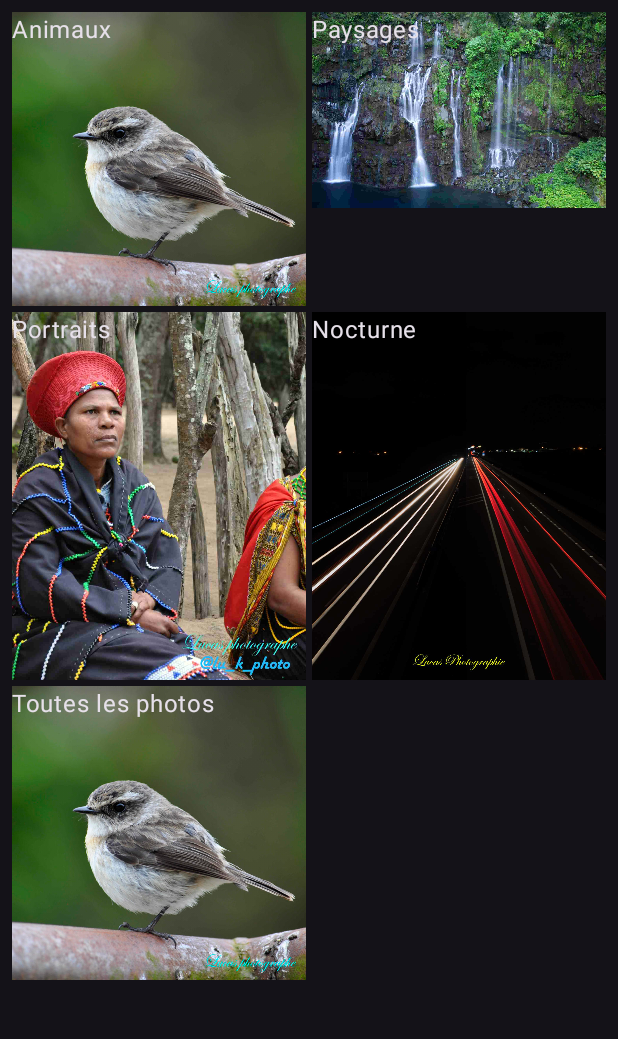
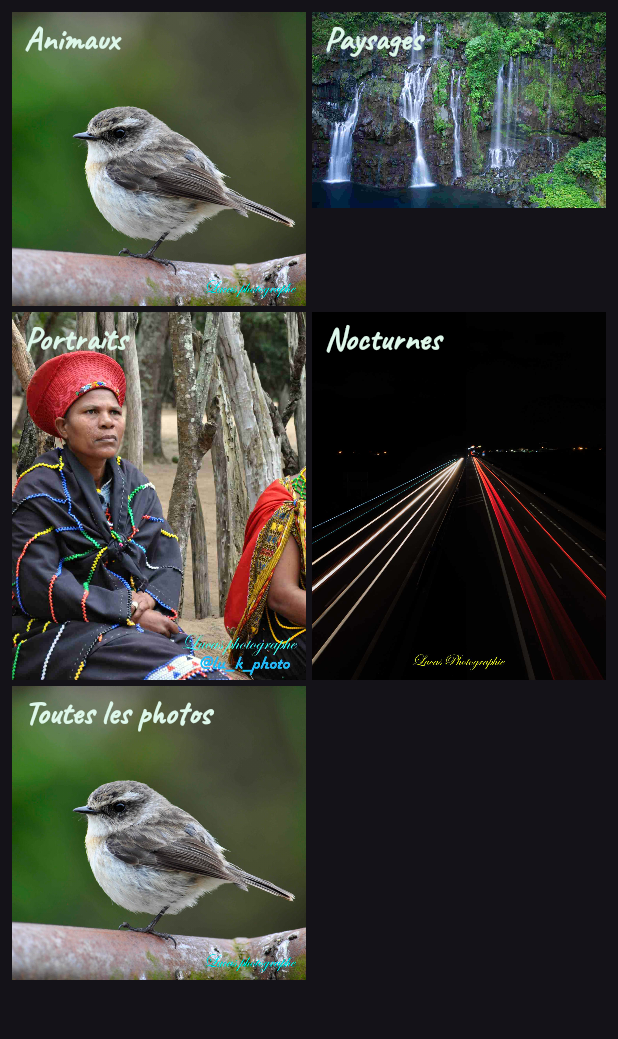
Before and after one commit to Loicas38/android_gallerie, an Android app built with Jetpack Compose: the screen it shows after launch (MainActivity), on a phone screen of 412 x 824 dp, the part 84-1123 px from its top. Run offline under Robolectric (Android 15) with nearby library versions, the phone set to English and light mode, and no system bars.

Commit message:
Changement de police pour les noms des galleries et top app bar clicables ppour les autres que la grille des galleries

```diff
--- a/app/src/main/java/com/example/gallerie/galleriesGrid.kt
+++ b/app/src/main/java/com/example/gallerie/galleriesGrid.kt
@@ -21,10 +21,12 @@ import androidx.compose.runtime.mutableStateOf
 import androidx.compose.runtime.remember
 import androidx.compose.runtime.setValue
 import androidx.compose.ui.Modifier
+import androidx.compose.ui.graphics.Color
 import androidx.compose.ui.res.dimensionResource
 import androidx.compose.ui.res.painterResource
 import androidx.compose.ui.res.stringResource
 import androidx.compose.ui.text.style.TextAlign
+import androidx.compose.ui.unit.dp
 import com.example.gallerie.data.Datasource
 import com.example.gallerie.data.RecordData
 import com.example.gallerie.model.DisplayMode
@@ -32,7 +34,9 @@ import com.example.gallerie.model.DisplayMode
 @Composable
 fun MainGalleriesGrid(data: RecordData) {
     Scaffold (
-        topBar = {GalleriesGridTopAppBar()}
+        topBar = {
+            GalleriesGridTopAppBar()
+        }
     ){
         GalleriesGrid(data = data, it)
     }
@@ -100,7 +104,10 @@ fun GalleriesGrid(data: RecordData, space: PaddingValues){
                 )
 
                 Text(
-                    text = stringResource(it.galleryName)
+                    text = stringResource(it.galleryName),
+                    modifier = Modifier.padding(start = 8.dp, top = 4.dp),
+                    style = MaterialTheme.typography.displaySmall,
+                    color = Color(221, 247, 234, 255)
                 )
             }
         }
--- a/app/src/main/java/com/example/gallerie/pictureDetails.kt
+++ b/app/src/main/java/com/example/gallerie/pictureDetails.kt
@@ -2,6 +2,7 @@ package com.example.gallerie
 
 import androidx.compose.foundation.Image
 import androidx.compose.foundation.background
+import androidx.compose.foundation.clickable
 import androidx.compose.foundation.layout.Column
 import androidx.compose.foundation.layout.PaddingValues
 import androidx.compose.foundation.layout.fillMaxWidth
@@ -46,6 +47,10 @@ fun MainPictureDetails(data: RecordData) {
 @OptIn(ExperimentalMaterial3Api::class)
 @Composable
 fun PictureDetailsTopAppBar(data: RecordData) {
+    var mode by remember {
+        mutableStateOf(1)
+    }
+
     CenterAlignedTopAppBar(
         title = {
             Text(
@@ -54,9 +59,17 @@ fun PictureDetailsTopAppBar(data: RecordData) {
                 textAlign = TextAlign.Center,
                 modifier = Modifier
                     .fillMaxWidth(1f)
+                    .clickable {
+                        data.mode = DisplayMode.PICTURES_GRID;
+                        mode = 2
+                    }
             )
         }
     )
+
+    if(mode != 1) {
+        GalleryApp()
+    }
 
 }
 
--- a/app/src/main/java/com/example/gallerie/picturesGrid.kt
+++ b/app/src/main/java/com/example/gallerie/picturesGrid.kt
@@ -1,20 +1,16 @@
 package com.example.gallerie
 
-import android.content.ClipData.Item
 import androidx.compose.foundation.Image
-import androidx.compose.foundation.background
 import androidx.compose.foundation.clickable
 import androidx.compose.foundation.layout.Arrangement
 import androidx.compose.foundation.layout.Column
 import androidx.compose.foundation.layout.PaddingValues
 import androidx.compose.foundation.layout.fillMaxWidth
 import androidx.compose.foundation.layout.padding
-import androidx.compose.foundation.layout.wrapContentSize
 import androidx.compose.foundation.lazy.staggeredgrid.LazyVerticalStaggeredGrid
 import androidx.compose.foundation.lazy.staggeredgrid.StaggeredGridCells
 import androidx.compose.foundation.lazy.staggeredgrid.items
 import androidx.compose.foundation.shape.RoundedCornerShape
-import androidx.compose.material3.Button
 import androidx.compose.material3.Card
 import androidx.compose.material3.CenterAlignedTopAppBar
 import androidx.compose.material3.ExperimentalMaterial3Api
@@ -26,18 +22,14 @@ import androidx.compose.runtime.getValue
 import androidx.compose.runtime.mutableStateOf
 import androidx.compose.runtime.remember
 import androidx.compose.runtime.setValue
-import androidx.compose.ui.Alignment
 import androidx.compose.ui.Modifier
 import androidx.compose.ui.draw.clip
-import androidx.compose.ui.graphics.Color
 import androidx.compose.ui.res.painterResource
 import androidx.compose.ui.res.stringResource
 import androidx.compose.ui.text.style.TextAlign
 import androidx.compose.ui.unit.dp
-import com.example.gallerie.data.Datasource
 import com.example.gallerie.data.RecordData
 import com.example.gallerie.model.DisplayMode
-import com.example.gallerie.model.Picture
 
 
 @Composable
@@ -67,7 +59,7 @@ fun PicturesGridTopAppBar(data: RecordData) {
                 modifier = Modifier
                     .fillMaxWidth(1f)
                     .clickable {
-                        data.mode = DisplayMode.PICTURES_GRID;
+                        data.mode = DisplayMode.GALLERIES_GRID;
                         mode = 2
                     }
             )
--- a/app/src/main/java/com/example/gallerie/ui/theme/Type.kt
+++ b/app/src/main/java/com/example/gallerie/ui/theme/Type.kt
@@ -38,6 +38,12 @@ val Typography = Typography(
         fontFamily = Caveat,
         fontWeight = FontWeight.Normal,
         fontSize = 35.sp
+    ),
+
+    displaySmall = TextStyle(
+        fontFamily = Caveat,
+        fontWeight = FontWeight.Bold,
+        fontSize = 22.sp
     )
 
         /* Other default text styles to override
--- a/app/src/main/res/values/strings.xml
+++ b/app/src/main/res/values/strings.xml
@@ -4,22 +4,22 @@
     <string name="galleries_grid_top_app_bar">Gallerie de Lucas</string>
     <string name="picture_details_top_app_bar">Présentation de la photo</string>
 
-    <string name="tarnier">tarnier de la Réunion</string>
+    <string name="tarnier">tarnier de la Réunion, observé à la cascade de Takamaka</string>
     <string name="oiseau_afrique">petit oiseau africain dans le parc Kruger</string>
     <string name="oiseau_poisson">petit oiseau Africain vu à sainte Lucie</string>
     <string name="elephant">éléphant aperçu dans le parc Kruger</string>
     <string name="koudou">Koudou</string>
-    <string name="cascade">Cascade</string>
-    <string name="brindille">Brindille</string>
-    <string name="hipopotame">hipopotame</string>
-    <string name="gecko">gecko</string>
-    <string name="crocodile">crocodile</string>
+    <string name="cascade">Cascade Langevin à la Réunion, prise en pose longue</string>
+    <string name="brindille">Animal camouflé à la Réunion</string>
+    <string name="hipopotame">hipopotame à Sainte Lucie en Afrique du SUd</string>
+    <string name="gecko">gecko à Saint Denis, La Réunion</string>
+    <string name="crocodile">crocodile à Sabie, en Afrique du Sud</string>
     <string name="vache">le soleil entre les cornes d\'une vache, lever de soleil en Eswatini</string>
     <string name="girafe">belle girafe à Kruger</string>
     <string name="girafon">mignon petit girafon à Kruger</string>
     <string name="zebre">zèbre au matin, Kruger</string>
     <string name="zebre_noir_blanc">zèbre en noir et blanc</string>
-    <string name="lemings">sorte de lemings</string>
+    <string name="lemings">sorte de lemings à Kruger</string>
     <string name="elephant_2">éléphant avec les oreilles pliées</string>
     <string name="nuit_1">photo au dessus de l\'autoroute</string>
     <string name="ombre_flaque">ombre flaque bretagne</string>
@@ -35,7 +35,7 @@
     <string name="gallery_1">Animaux</string>
     <string name="gallery_2">Paysages</string>
     <string name="gallery_3">Portraits</string>
-    <string name="gallery_4">Nocturne</string>
+    <string name="gallery_4">Nocturnes</string>
     <string name="all_gallerys">Toutes les photos</string>
 
 
```
